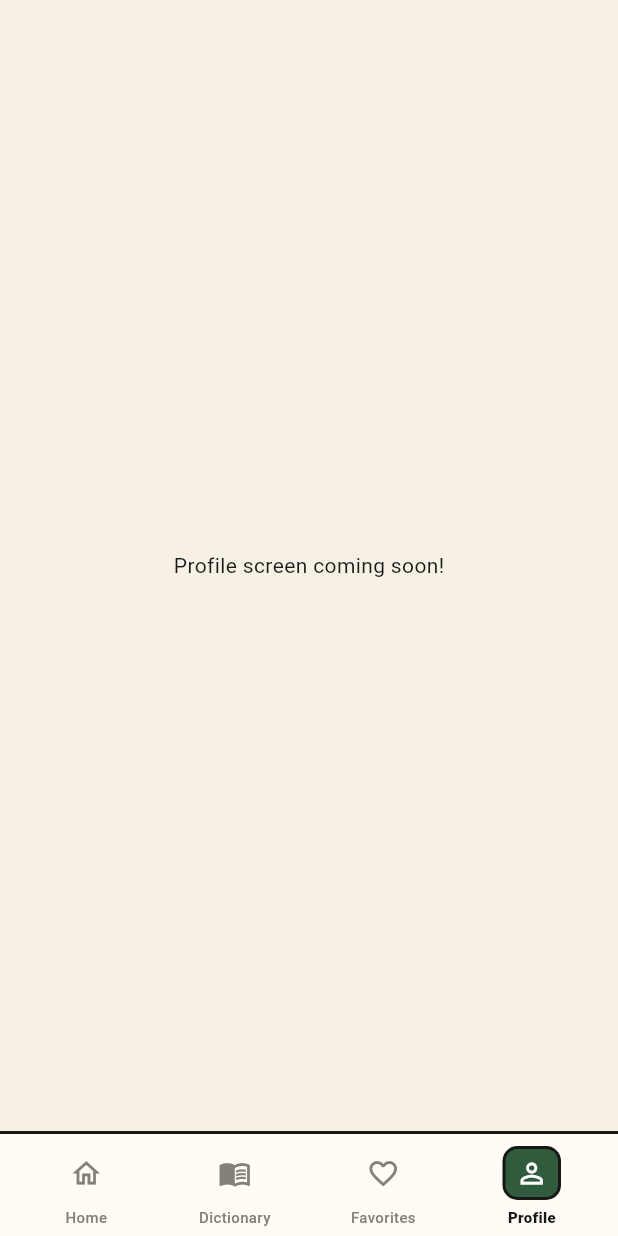
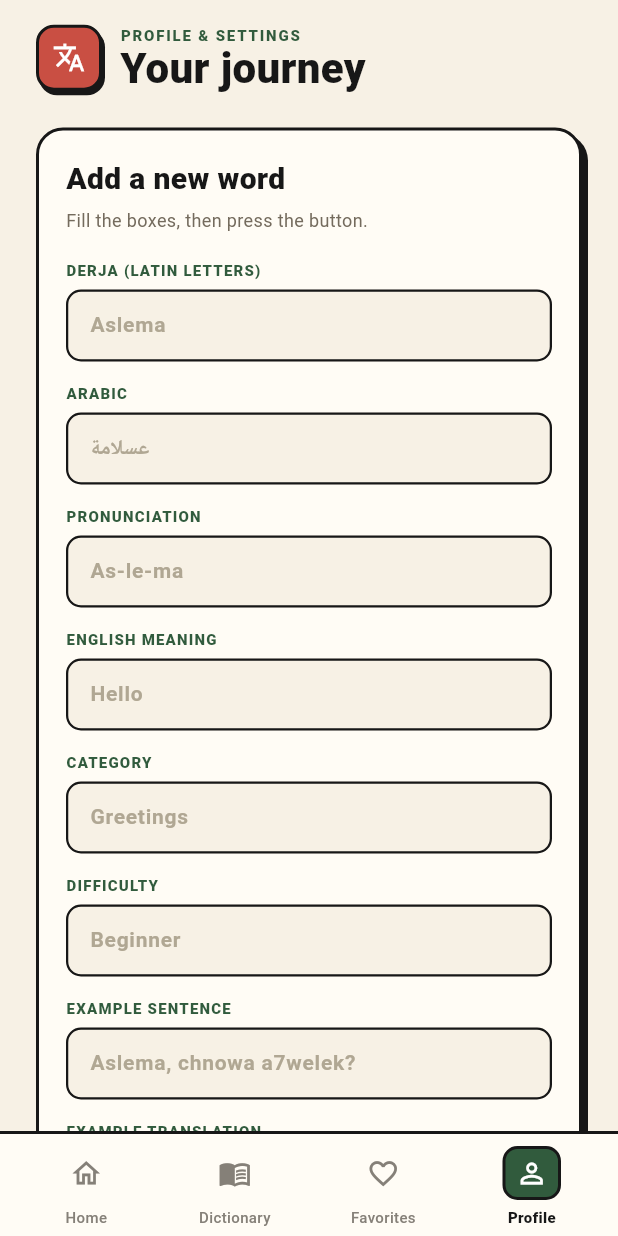
Before and after one commit to hbb0011/Derja, a Flutter app: the screen it shows after launch, item 4 of the bottom bar chosen, on a phone screen of 412 x 824 dp. Run offline on Flutter 3.47's test engine with Material 3 defaults, Android fonts, the phone set to English and light mode, and no system bars; our stand-ins replace shared_preferences.

Commit message:
words form

```diff
--- a/lib/data/word_service.dart
+++ b/lib/data/word_service.dart
@@ -1,9 +1,12 @@
-
+import 'package:flutter/foundation.dart';
 import 'dart:convert';
 import 'package:flutter/services.dart';
 import '../models/word.dart';
 
 class WordService {
+  static final ValueNotifier<int> version = ValueNotifier<int>(0); // the bell
+  static final List<Word> _addedWords = []; // temporary
+
   static Future<List<Word>> getWords() async {
     final response = await rootBundle.loadString(
       'assets/data/words.json',
@@ -11,7 +14,8 @@ class WordService {
 
     final List<dynamic> data = jsonDecode(response);
 
-    return data.map((item) => Word.fromJson(item)).toList();
+        final fromJson = data.map((item) => Word.fromJson(item)).toList();
+    return [...fromJson, ..._addedWords];
   }
 
   static Future<List<Word>> getWordsByCategory(
@@ -24,6 +28,42 @@ class WordService {
     ).toList();
   }
 
+
+    static Future<void> addWord({
+    required String derja,
+    required String arabic,
+    required String english,
+    String pronunciation = '',
+    String category = 'My words',
+    String difficulty = 'Beginner',
+    String example = '',
+    String exampleTranslation = '',
+    String audio = '',
+  }) async {
+    final words = await getWords();
+
+    var newId = 1000;
+    for (final w in words) {
+      if (w.id >= newId) newId = w.id + 1;
+    }
+
+    _addedWords.add(
+      Word(
+        id: newId,
+        derja: derja,
+        arabic: arabic,
+        pronunciation: pronunciation,
+        english: english,
+        category: category,
+        difficulty: difficulty,
+        example: example,
+        exampleTranslation: exampleTranslation,
+        audio: audio
+      ),
+    );
+
+    version.value++; // ring the bell
+  }
 
 static Future<Word?> getWordOfTheDay() async {
   final words = await getWords();
--- a/lib/screens/home_screen.dart
+++ b/lib/screens/home_screen.dart
@@ -10,7 +10,7 @@ import '../data/word_service.dart';
 import '../models/word.dart';
 import 'dictionary_screen.dart';
 import 'favorites_screen.dart';
-import 'dictionary_screen.dart';
+import 'profile_screen.dart';
 
 class HomeScreen extends StatefulWidget {
   const HomeScreen({super.key});
@@ -355,7 +355,7 @@ class _HomeScreenState extends State<HomeScreen> {
 
          const DictionaryScreen(),
             const FavoritesScreen(),
-            const Center(child: Text('Profile screen coming soon!')),
+            const ProfileScreen(),
           ],
         ),
       ),
--- /dev/null
+++ b/lib/screens/profile_screen.dart
@@ -0,0 +1,338 @@
+import 'package:flutter/material.dart';
+import '../data/word_service.dart';
+
+class ProfileScreen extends StatelessWidget {
+  const ProfileScreen({super.key});
+
+  @override
+  Widget build(BuildContext context) {
+    return ListView(
+      padding: const EdgeInsets.fromLTRB(24, 16, 24, 24),
+      children: const [
+        _ProfileHeader(),
+        SizedBox(height: 24),
+        _AddWordForm(),
+      ],
+    );
+  }
+}
+
+class _ProfileHeader extends StatelessWidget {
+  const _ProfileHeader();
+
+  @override
+  Widget build(BuildContext context) {
+    return Row(
+      children: [
+
+        Container(
+          width: 44,
+          height: 44,
+          decoration: BoxDecoration(
+            color: const Color(0xFFC94F43),
+            borderRadius: BorderRadius.circular(12),
+            border: Border.all(color: const Color(0xFF171717), width: 2),
+            boxShadow: const [
+              BoxShadow(color: Color(0xFF171717), offset: Offset(2, 3)),
+            ],
+          ),
+          child: const Icon(Icons.translate, color: Colors.white, size: 22),
+        ),
+
+        const SizedBox(width: 12),
+
+
+        Column(
+          crossAxisAlignment: CrossAxisAlignment.start,
+          children: const [
+            Text(
+              'PROFILE & SETTINGS',
+              style: TextStyle(
+                fontSize: 10,
+                fontWeight: FontWeight.w900,
+                letterSpacing: 1.2,
+                color: Color(0xFF315B3D),
+              ),
+            ),
+            Text(
+              'Your journey',
+              style: TextStyle(
+                fontSize: 28,
+                fontWeight: FontWeight.w900,
+                color: Color(0xFF171717),
+                height: 1.1,
+              ),
+            ),
+          ],
+        ),
+      ],
+    );
+  }
+}
+
+//The form card
+class _AddWordForm extends StatefulWidget {
+  const _AddWordForm();
+
+  @override
+  State<_AddWordForm> createState() => _AddWordFormState();
+}
+
+class _AddWordFormState extends State<_AddWordForm> {
+  // One "notebook" per box. Each one remembers what you typed in its box.
+  final derjaController = TextEditingController();
+  final arabicController = TextEditingController();
+  final pronunciationController = TextEditingController();
+  final englishController = TextEditingController();
+  final categoryController = TextEditingController();
+  final difficultyController = TextEditingController();
+  final exampleController = TextEditingController();
+  final exampleTranslationController = TextEditingController();
+
+  // When this page is destroyed, throw the notebooks away.
+  @override
+  void dispose() {
+    derjaController.dispose();
+    arabicController.dispose();
+    pronunciationController.dispose();
+    englishController.dispose();
+    categoryController.dispose();
+    difficultyController.dispose();
+    exampleController.dispose();
+    exampleTranslationController.dispose();
+    super.dispose();
+  }
+
+    Future<void> saveWord() async {
+    final derja = derjaController.text.trim();
+    final arabic = arabicController.text.trim();
+    final english = englishController.text.trim();
+
+    // These three boxes are required
+    if (derja.isEmpty || arabic.isEmpty || english.isEmpty) {
+      ScaffoldMessenger.of(context).showSnackBar(
+        const SnackBar(
+          content: Text('Please fill at least: Derja, Arabic and English.'),
+        ),
+      );
+      return;
+    }
+
+    await WordService.addWord(
+      derja: derja,
+      arabic: arabic,
+      english: english,
+      pronunciation: pronunciationController.text.trim(),
+      category: categoryController.text.trim().isEmpty
+          ? 'My words'
+          : categoryController.text.trim(),
+      difficulty: difficultyController.text.trim().isEmpty
+          ? 'Beginner'
+          : difficultyController.text.trim(),
+      example: exampleController.text.trim(),
+      exampleTranslation: exampleTranslationController.text.trim(),
+    );
+
+    // the page may have closed while we were waiting
+    if (!mounted) return;
+
+    // empty all the boxes
+    derjaController.clear();
+    arabicController.clear();
+    pronunciationController.clear();
+    englishController.clear();
+    categoryController.clear();
+    difficultyController.clear();
+    exampleController.clear();
+    exampleTranslationController.clear();
+
+    ScaffoldMessenger.of(context).showSnackBar(
+      const SnackBar(content: Text('Word added!')),
+    );
+  }
+
+  @override
+  Widget build(BuildContext context) {
+    return Container(
+      width: double.infinity,
+      padding: const EdgeInsets.all(18),
+      decoration: BoxDecoration(
+        color: const Color(0xFFFFFCF5),
+        border: Border.all(color: const Color(0xFF171717), width: 2),
+        borderRadius: BorderRadius.circular(18),
+        boxShadow: const [
+          BoxShadow(color: Color(0xFF171717), offset: Offset(4, 4)),
+        ],
+      ),
+      child: Column(
+        crossAxisAlignment: CrossAxisAlignment.start,
+        children: [
+          const Text(
+            'Add a new word',
+            style: TextStyle(
+              fontSize: 20,
+              fontWeight: FontWeight.w900,
+              color: Color(0xFF171717),
+            ),
+          ),
+          const SizedBox(height: 4),
+          const Text(
+            'Fill the boxes, then press the button.',
+            style: TextStyle(fontSize: 12, color: Color(0xFF746B5D)),
+          ),
+          const SizedBox(height: 18),
+
+          _FormField(
+            label: 'Derja (Latin letters)',
+            hint: 'Aslema',
+            controller: derjaController,
+          ),
+          _FormField(
+            label: 'Arabic',
+            hint: 'عسلامة',
+            controller: arabicController,
+            textDirection: TextDirection.rtl,
+          ),
+          _FormField(
+            label: 'Pronunciation',
+            hint: 'As-le-ma',
+            controller: pronunciationController,
+          ),
+          _FormField(
+            label: 'English meaning',
+            hint: 'Hello',
+            controller: englishController,
+          ),
+          _FormField(
+            label: 'Category',
+            hint: 'Greetings',
+            controller: categoryController,
+          ),
+          _FormField(
+            label: 'Difficulty',
+            hint: 'Beginner',
+            controller: difficultyController,
+          ),
+          _FormField(
+            label: 'Example sentence',
+            hint: 'Aslema, chnowa a7welek?',
+            controller: exampleController,
+          ),
+          _FormField(
+            label: 'Example translation',
+            hint: 'Hello, how are you?',
+            controller: exampleTranslationController,
+          ),
+
+          const SizedBox(height: 4),
+
+          // The button. It does nothing yet (Step 3 will wake it up).
+          Container(
+            width: double.infinity,
+            decoration: BoxDecoration(
+              color: const Color(0xFF315B3D),
+              border: Border.all(color: const Color(0xFF171717), width: 2),
+              borderRadius: BorderRadius.circular(12),
+              boxShadow: const [
+                BoxShadow(color: Color(0xFF171717), offset: Offset(0, 3)),
+              ],
+            ),
+            child: Material(
+              color: Colors.transparent,
+              child: InkWell(
+                borderRadius: BorderRadius.circular(12),
+                onTap: saveWord,
+                child: const SizedBox(
+                  height: 46,
+                  child: Center(
+                    child: Text(
+                      'Add word',
+                      style: TextStyle(
+                        fontSize: 15,
+                        fontWeight: FontWeight.w900,
+                        color: Colors.white,
+                      ),
+                    ),
+                  ),
+                ),
+              ),
+            ),
+          ),
+        ],
+      ),
+    );
+  }
+}
+
+//label + text field
+class _FormField extends StatelessWidget {
+  final String label;
+  final String hint;
+  final TextEditingController controller;
+  final TextDirection? textDirection;
+
+  const _FormField({
+    required this.label,
+    required this.hint,
+    required this.controller,
+    this.textDirection,
+  });
+
+  @override
+  Widget build(BuildContext context) {
+    return Padding(
+      padding: const EdgeInsets.only(bottom: 14),
+      child: Column(
+        crossAxisAlignment: CrossAxisAlignment.start,
+        children: [
+          Text(
+            label.toUpperCase(),
+            style: const TextStyle(
+              fontSize: 10,
+              fontWeight: FontWeight.w900,
+              letterSpacing: 0.8,
+              color: Color(0xFF315B3D),
+            ),
+          ),
+          const SizedBox(height: 6),
+          TextField(
+            controller: controller,
+            textDirection: textDirection,
+            style: const TextStyle(
+              fontSize: 14,
+              fontWeight: FontWeight.w700,
+              color: Color(0xFF171717),
+            ),
+            decoration: InputDecoration(
+              hintText: hint,
+              hintStyle: const TextStyle(
+                color: Color(0xFFB0A793),
+                fontWeight: FontWeight.w600,
+              ),
+              filled: true,
+              fillColor: const Color(0xFFF7F1E5),
+              contentPadding: const EdgeInsets.symmetric(
+                horizontal: 12,
+                vertical: 12,
+              ),
+              enabledBorder: OutlineInputBorder(
+                borderRadius: BorderRadius.circular(10),
+                borderSide: const BorderSide(
+                  color: Color(0xFF171717),
+                  width: 1.5,
+                ),
+              ),
+              focusedBorder: OutlineInputBorder(
+                borderRadius: BorderRadius.circular(10),
+                borderSide: const BorderSide(
+                  color: Color(0xFF315B3D),
+                  width: 2.5,
+                ),
+              ),
+            ),
+          ),
+        ],
+      ),
+    );
+  }
+}
```
